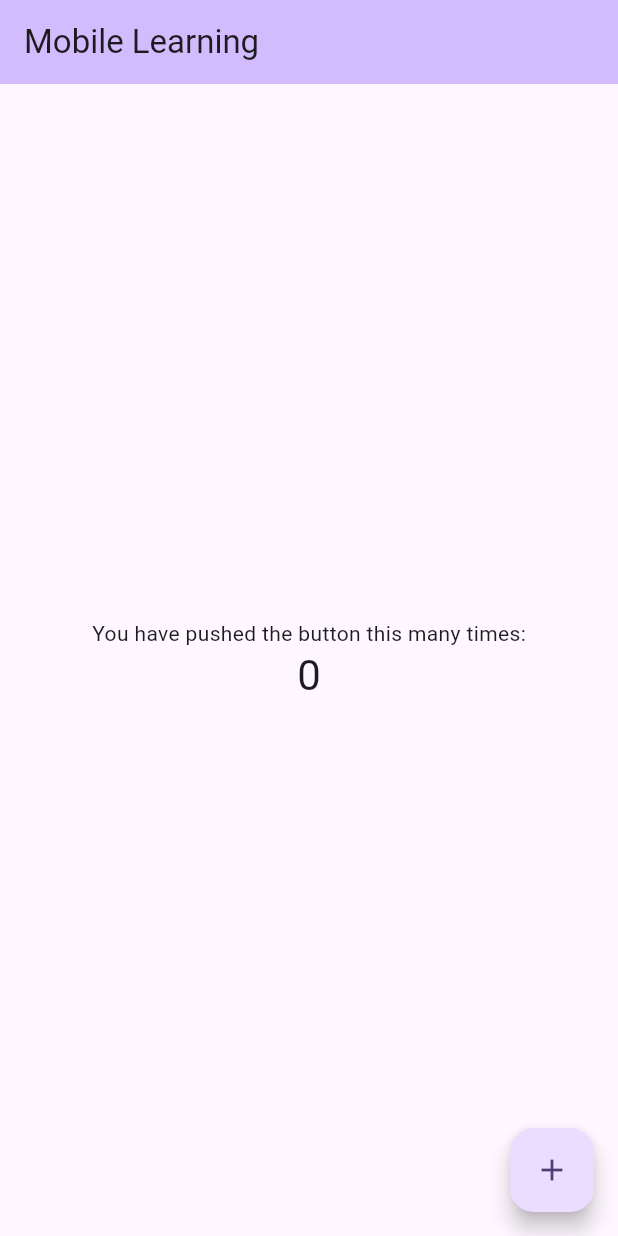
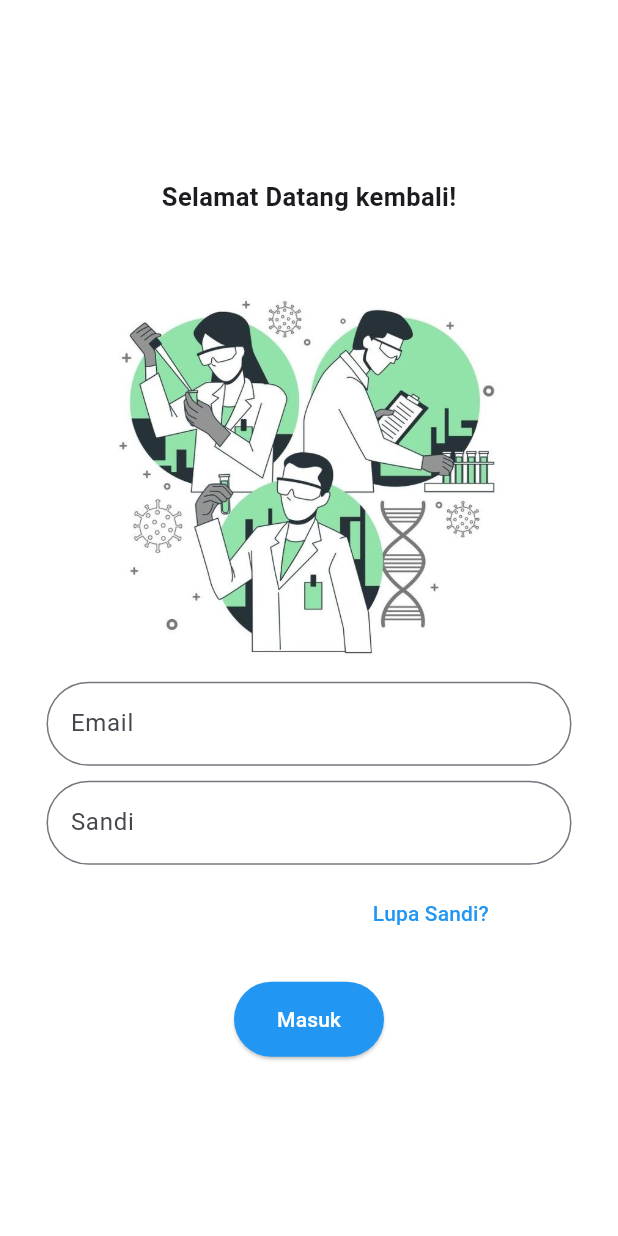
Before and after one commit to Ndi7/Media-Microlearning-Berbasis-Mobile, a Flutter app: the screen it shows after launch, on a phone screen of 412 x 824 dp. Run offline on Flutter 3.47's test engine with Material 3 defaults, Android fonts, the light colour scheme and no system bars.

Commit message:
login page dan Home page

```diff
--- /dev/null
+++ b/lib/login_page.dart
@@ -0,0 +1,100 @@
+import 'package:flutter/material.dart';
+
+class LoginPage extends StatelessWidget {
+  @override
+  Widget build(BuildContext context) {
+    return Scaffold(
+      backgroundColor: Colors.white,
+      body: Padding(
+        padding: const EdgeInsets.all(20.0),
+        child: Column(
+          mainAxisAlignment: MainAxisAlignment.center,
+          children: [
+            // Welcome Text
+            Text(
+              'Selamat Datang kembali!',
+              style: TextStyle(
+                fontSize: 17,
+                fontWeight: FontWeight.bold,
+              ),
+            ),
+            SizedBox(height: 10),
+
+            // Placeholder Image menggunakan Image.asset
+            Image.asset(
+              'assets/images/login.jpeg',  // Path gambar dari aset lokal
+              height: 300,  // Atur tinggi gambar
+            ),
+            SizedBox(height: 1),  // Ruang antara elemen
+
+            // Email Field
+            SizedBox(
+              width: 350,  // Tentukan lebar kolom TextField
+              child: TextField(
+                obscureText: true,
+                decoration: InputDecoration(
+                  labelText: 'Email',
+                  border: OutlineInputBorder(
+                    borderRadius: BorderRadius.circular(40),  // Mengatur radius sudut
+                  ),
+                ),
+              ),
+            ),
+            SizedBox(height: 10),
+
+            // Password Field
+            SizedBox(
+              width: 350,  // Tentukan lebar kolom TextField
+              child: TextField(
+                obscureText: true,
+                decoration: InputDecoration(
+                  labelText: 'Sandi',
+                  border: OutlineInputBorder(
+                    borderRadius: BorderRadius.circular(40),  // Mengatur radius sudut
+                  ),
+                ),
+              ),
+            ),
+            SizedBox(height: 10),
+
+
+            // Forgot Password
+            Align(
+              alignment: FractionalOffset(0.8, 0.0), // Geser ke kanan (0.1) dan tetap di tengah vertikal (0.0)
+              child: TextButton(
+                onPressed: () {
+                  // Handle forgot password action here
+                },
+                child: Padding(
+                  padding: const EdgeInsets.only(bottom: 3.0), // Adjust padding to lift underline
+                  child: Text(
+                    'Lupa Sandi?',
+                    style: TextStyle(
+                      color: Colors.blue, // Warna teks biru
+                      // decoration: TextDecoration.underline, // Garis bawah pada teks
+                    ),
+                  ),
+                ),
+              ),
+            ),
+            SizedBox(height: 20),
+
+            // Login Button
+            ElevatedButton(
+              onPressed: () {
+                // Navigate to HomePage after successful login
+                Navigator.pushReplacementNamed(context, '/home');
+              },
+              child: Text('Masuk'),
+              style: ElevatedButton.styleFrom(
+                minimumSize: Size(100, 50),
+                backgroundColor: Colors.blue, // Warna background tombol
+                foregroundColor: Colors.white, // Warna teks (foreground) tombol
+              ),
+            ),
+          ],
+        ),
+      ),
+    );
+  }
+}
--- a/lib/main.dart
+++ b/lib/main.dart
@@ -1,125 +1,24 @@
 import 'package:flutter/material.dart';
+import 'login_page.dart';
+import 'home_page.dart';
 
 void main() {
-  runApp(const MyApp());
+  runApp(MyApp());
 }
 
 class MyApp extends StatelessWidget {
-  const MyApp({super.key});
-
-  // This widget is the root of your application.
   @override
   Widget build(BuildContext context) {
     return MaterialApp(
-      title: 'Flutter Demo',
+      debugShowCheckedModeBanner: false,
+      title: 'Flutter App',
       theme: ThemeData(
-        // This is the theme of your application.
-        //
-        // TRY THIS: Try running your application with "flutter run". You'll see
-        // the application has a purple toolbar. Then, without quitting the app,
-        // try changing the seedColor in the colorScheme below to Colors.green
-        // and then invoke "hot reload" (save your changes or press the "hot
-        // reload" button in a Flutter-supported IDE, or press "r" if you used
-        // the command line to start the app).
-        //
-        // Notice that the counter didn't reset back to zero; the application
-        // state is not lost during the reload. To reset the state, use hot
-        // restart instead.
-        //
-        // This works for code too, not just values: Most code changes can be
-        // tested with just a hot reload.
-        colorScheme: ColorScheme.fromSeed(seedColor: Colors.deepPurple),
-        useMaterial3: true,
+        primarySwatch: Colors.blue,
       ),
-      home: const MyHomePage(title: 'Mobile Learning'),
+      home: LoginPage(),
+      routes: {
+        '/home': (context) => HomePage(),
+      },
     );
   }
 }
-
-class MyHomePage extends StatefulWidget {
-  const MyHomePage({super.key, required this.title});
-
-  // This widget is the home page of your application. It is stateful, meaning
-  // that it has a State object (defined below) that contains fields that affect
-  // how it looks.
-
-  // This class is the configuration for the state. It holds the values (in this
-  // case the title) provided by the parent (in this case the App widget) and
-  // used by the build method of the State. Fields in a Widget subclass are
-  // always marked "final".
-
-  final String title;
-
-  @override
-  State<MyHomePage> createState() => _MyHomePageState();
-}
-
-class _MyHomePageState extends State<MyHomePage> {
-  int _counter = 0;
-
-  void _incrementCounter() {
-    setState(() {
-      // This call to setState tells the Flutter framework that something has
-      // changed in this State, which causes it to rerun the build method below
-      // so that the display can reflect the updated values. If we changed
-      // _counter without calling setState(), then the build method would not be
-      // called again, and so nothing would appear to happen.
-      _counter++;
-    });
-  }
-
-  @override
-  Widget build(BuildContext context) {
-    // This method is rerun every time setState is called, for instance as done
-    // by the _incrementCounter method above.
-    //
-    // The Flutter framework has been optimized to make rerunning build methods
-    // fast, so that you can just rebuild anything that needs updating rather
-    // than having to individually change instances of widgets.
-    return Scaffold(
-      appBar: AppBar(
-        // TRY THIS: Try changing the color here to a specific color (to
-        // Colors.amber, perhaps?) and trigger a hot reload to see the AppBar
-        // change color while the other colors stay the same.
-        backgroundColor: Theme.of(context).colorScheme.inversePrimary,
-        // Here we take the value from the MyHomePage object that was created by
-        // the App.build method, and use it to set our appbar title.
-        title: Text(widget.title),
-      ),
-      body: Center(
-        // Center is a layout widget. It takes a single child and positions it
-        // in the middle of the parent.
-        child: Column(
-          // Column is also a layout widget. It takes a list of children and
-          // arranges them vertically. By default, it sizes itself to fit its
-          // children horizontally, and tries to be as tall as its parent.
-          //
-          // Column has various properties to control how it sizes itself and
-          // how it positions its children. Here we use mainAxisAlignment to
-          // center the children vertically; the main axis here is the vertical
-          // axis because Columns are vertical (the cross axis would be
-          // horizontal).
-          //
-          // TRY THIS: Invoke "debug painting" (choose the "Toggle Debug Paint"
-          // action in the IDE, or press "p" in the console), to see the
-          // wireframe for each widget.
-          mainAxisAlignment: MainAxisAlignment.center,
-          children: <Widget>[
-            const Text(
-              'You have pushed the button this many times:',
-            ),
-            Text(
-              '$_counter',
-              style: Theme.of(context).textTheme.headlineMedium,
-            ),
-          ],
-        ),
-      ),
-      floatingActionButton: FloatingActionButton(
-        onPressed: _incrementCounter,
-        tooltip: 'Increment',
-        child: const Icon(Icons.add),
-      ), // This trailing comma makes auto-formatting nicer for build methods.
-    );
-  }
-}
--- a/pubspec.yaml
+++ b/pubspec.yaml
@@ -59,8 +59,8 @@ flutter:
   uses-material-design: true
 
   # To add assets to your application, add an assets section, like this:
-  # assets:
-  #   - images/a_dot_burr.jpeg
+  assets:
+    - assets/images/login.jpeg
   #   - images/a_dot_ham.jpeg
 
   # An image asset can refer to one or more resolution-specific "variants", see
```
Also changed, not shown: lib/home_page.dart (added, +168 -0 lines), assets/images/1.jpeg (added), assets/images/login.jpeg (added).
